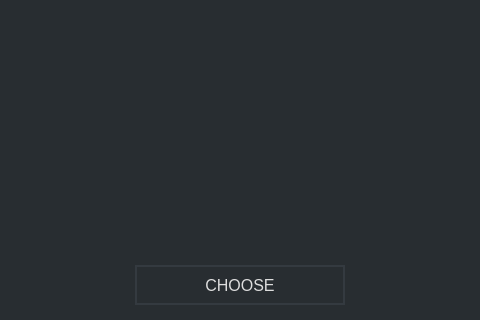
Old version of the form src/gui/ui/addressbookdialog.ui in the repository ConcealNetwork/conceal-desktop; both pictures show x 134 to 614 and y 205 to 525 of the 747 by 525 pixel window.
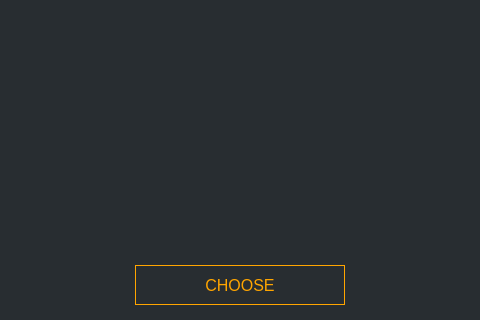
New version of the form.

Diff of the .ui file:
```diff
--- a/src/gui/ui/addressbookdialog.ui
+++ b/src/gui/ui/addressbookdialog.ui
@@ -76,7 +76,7 @@
         </font>
        </property>
        <property name="styleSheet">
-        <string notr="true">color: #ddd; border: 2px solid #343a40; font-size: 16px;</string>
+        <string notr="true">color: orange; background-color: #1; border: 1px solid orange; font-size: 16px;</string>
        </property>
        <property name="text">
         <string>CHOOSE</string>
```
